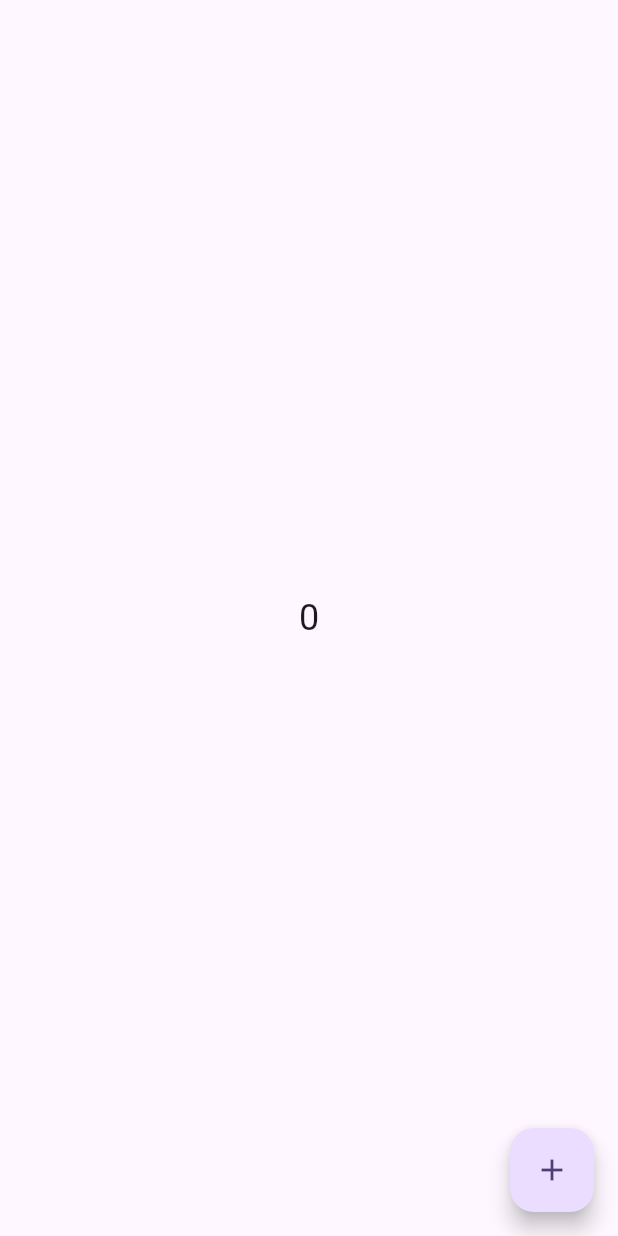
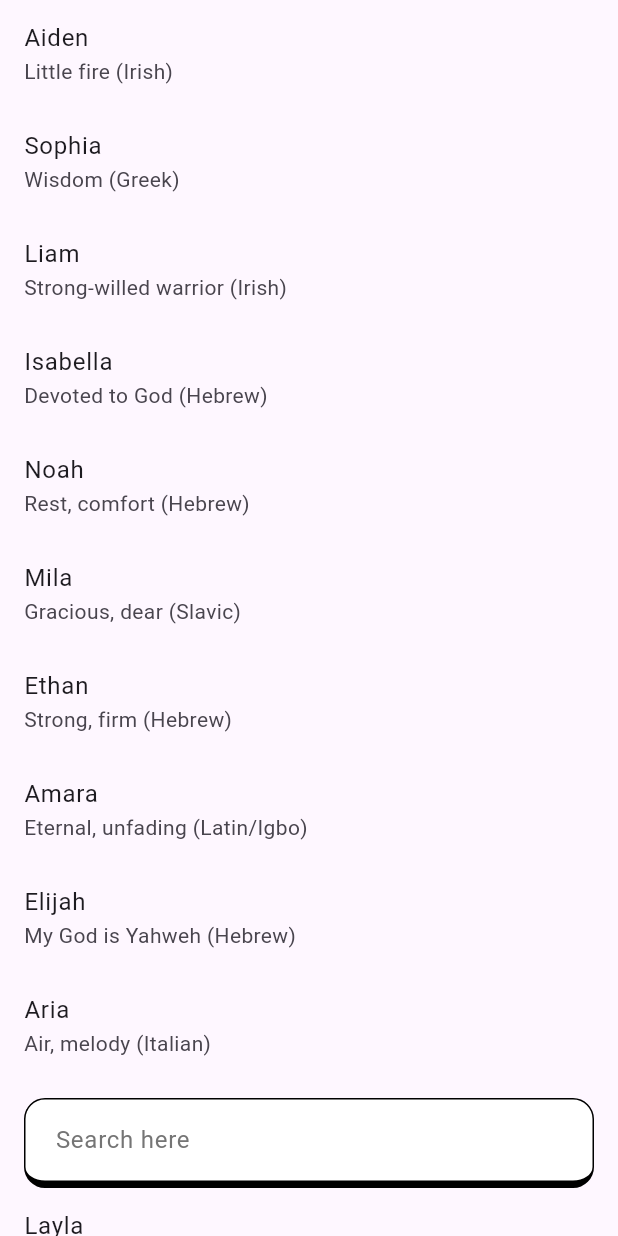
Before and after one commit to whatziya/bunch_of_tasks, a Flutter app: the screen it shows after launch, on a phone screen of 412 x 824 dp. Run offline on Flutter 3.47's test engine with Material 3 defaults, Android fonts, the phone set to English and light mode, and no system bars; our stand-ins replace equatable, flutter_bloc, rxdart.

Commit message:
Second task

```diff
--- a/lib/main.dart
+++ b/lib/main.dart
@@ -1,4 +1,5 @@
 import 'package:bunch_of_tasks/first/counter_page.dart';
+import 'package:bunch_of_tasks/second/list_page.dart';
 import 'package:flutter/material.dart';
 
 void main() {
@@ -31,7 +32,7 @@ class MyApp extends StatelessWidget {
         // tested with just a hot reload.
         colorScheme: ColorScheme.fromSeed(seedColor: Colors.deepPurple),
       ),
-      home: const CounterPage(),
+      home: const ListPage(),
     );
   }
 }
--- /dev/null
+++ b/lib/second/bloc/search_bloc.dart
@@ -0,0 +1,25 @@
+import 'package:bunch_of_tasks/second/bloc/search_event.dart';
+import 'package:bunch_of_tasks/second/bloc/search_state.dart';
+import 'package:bunch_of_tasks/second/utils/custom_data.dart';
+import 'package:flutter_bloc/flutter_bloc.dart';
+import 'package:rxdart/rxdart.dart';
+
+class SearchBloc extends Bloc<SearchEvent, SearchState> {
+  SearchBloc() : super(SearchResult(result: customNames)) {
+    on<QueryChanged>(
+      _onQueryChanged,
+      transformer: debounceTransformer(const Duration(milliseconds: 300)),
+    );
+  }
+
+  void _onQueryChanged(QueryChanged event, Emitter<SearchState> emit) {
+    final result = customNames
+        .where((element) => element.name.contains(event.query))
+        .toList();
+    emit(SearchResult(result: result));
+  }
+
+  EventTransformer<E> debounceTransformer<E>(Duration duration) {
+    return (events, mapper) => events.debounceTime(duration).flatMap(mapper);
+  }
+}
--- /dev/null
+++ b/lib/second/bloc/search_event.dart
@@ -0,0 +1,16 @@
+import 'package:equatable/equatable.dart';
+
+sealed class SearchEvent extends Equatable {
+  const SearchEvent();
+
+  @override
+  List<Object?> get props => [];
+}
+
+final class QueryChanged  extends SearchEvent {
+  final String query;
+  const QueryChanged(this.query);
+  @override
+  List<Object?> get props => [query];
+
+}
--- /dev/null
+++ b/lib/second/bloc/search_state.dart
@@ -0,0 +1,15 @@
+import 'package:equatable/equatable.dart';
+import 'package:bunch_of_tasks/second/utils/custom_data.dart';
+
+sealed class SearchState extends Equatable {
+  const SearchState({required this.result});
+
+  final List<CustomName> result;
+
+  @override
+  List<Object?> get props => [result];
+}
+
+final class SearchResult extends SearchState {
+  const SearchResult({required super.result});
+}
--- /dev/null
+++ b/lib/second/custom_edit_text.dart
@@ -0,0 +1,51 @@
+import 'package:flutter/material.dart';
+
+class CustomEditText extends StatelessWidget {
+  final TextEditingController controller;
+
+  const CustomEditText({
+    required this.controller,
+    super.key,
+  });
+
+  @override
+  Widget build(BuildContext context) {
+    return Container(
+      height: 60,
+      decoration: const BoxDecoration(
+        color: Colors.white,
+        border: Border(
+          left: BorderSide(),
+          top: BorderSide(),
+          right: BorderSide(),
+          bottom: BorderSide(width: 5),
+        ),
+        borderRadius: BorderRadius.all(Radius.circular(14)),
+      ),
+      child: Center(
+        child: TextField(
+          controller: controller,
+          style: const TextStyle(
+            fontSize: 16,
+            fontWeight: FontWeight.w400,
+            color: Colors.black,
+          ),
+          cursorColor: Colors.black,
+          cursorHeight: 18,
+          decoration: InputDecoration(
+            hintText: 'Search here',
+            hintStyle: TextStyle(
+              color: Colors.grey[600],
+              fontSize: 16,
+              fontWeight: FontWeight.w400,
+            ),
+            border: InputBorder.none,
+            contentPadding: const EdgeInsets.symmetric(
+              horizontal: 20,
+            ),
+          ),
+        ),
+      ),
+    );
+  }
+}
--- /dev/null
+++ b/lib/second/list_page.dart
@@ -0,0 +1,76 @@
+import 'package:bunch_of_tasks/second/bloc/search_bloc.dart';
+import 'package:bunch_of_tasks/second/bloc/search_event.dart';
+import 'package:bunch_of_tasks/second/bloc/search_state.dart';
+import 'package:bunch_of_tasks/second/custom_edit_text.dart';
+import 'package:flutter/material.dart';
+import 'package:flutter_bloc/flutter_bloc.dart';
+
+class ListPage extends StatelessWidget {
+  const ListPage({super.key});
+
+  @override
+  Widget build(BuildContext context) {
+    return BlocProvider(
+      create: (_) => SearchBloc(),
+      child: const NameListView(),
+    );
+  }
+}
+
+class NameListView extends StatefulWidget {
+  const NameListView({super.key});
+
+  @override
+  State<NameListView> createState() => _NameListViewState();
+}
+
+class _NameListViewState extends State<NameListView> {
+  final TextEditingController _controller = TextEditingController();
+
+  @override
+  void initState() {
+    _controller.addListener(() {
+      context.read<SearchBloc>().add(QueryChanged(_controller.text));
+      setState(() {});
+    });
+    super.initState();
+  }
+
+  @override
+  void dispose() {
+    _controller.dispose();
+    super.dispose();
+  }
+
+  @override
+  Widget build(BuildContext context) {
+    return Scaffold(
+      body: SafeArea(
+        bottom: false,
+        child: Stack(
+          children: [
+            BlocBuilder<SearchBloc, SearchState>(
+              builder: (context, state) => ListView.builder(
+                padding: const EdgeInsets.only(bottom: 100),
+                itemCount: state.result.length,
+                itemBuilder: (context, i) {
+                  return ListTile(
+                    title: Text(state.result[i].name),
+                    subtitle: Text(state.result[i].meaning),
+                  );
+                },
+              ),
+            ),
+            Align(
+              alignment: Alignment.bottomCenter,
+              child: Padding(
+                padding: const EdgeInsets.only(left: 16, right: 16, bottom: 32),
+                child: CustomEditText(controller: _controller),
+              ),
+            ),
+          ],
+        ),
+      ),
+    );
+  }
+}
--- /dev/null
+++ b/lib/second/utils/custom_data.dart
@@ -0,0 +1,113 @@
+class CustomName {
+  final String name;
+  final String meaning;
+
+  const CustomName({required this.name, required this.meaning});
+}
+
+const List<CustomName> customNames = [
+  CustomName(name: "Aiden", meaning: "Little fire (Irish)"),
+  CustomName(name: "Sophia", meaning: "Wisdom (Greek)"),
+  CustomName(name: "Liam", meaning: "Strong-willed warrior (Irish)"),
+  CustomName(name: "Isabella", meaning: "Devoted to God (Hebrew)"),
+  CustomName(name: "Noah", meaning: "Rest, comfort (Hebrew)"),
+  CustomName(name: "Mila", meaning: "Gracious, dear (Slavic)"),
+  CustomName(name: "Ethan", meaning: "Strong, firm (Hebrew)"),
+  CustomName(name: "Amara", meaning: "Eternal, unfading (Latin/Igbo)"),
+  CustomName(name: "Elijah", meaning: "My God is Yahweh (Hebrew)"),
+  CustomName(name: "Aria", meaning: "Air, melody (Italian)"),
+  CustomName(name: "Lucas", meaning: "Light, illumination (Latin)"),
+  CustomName(name: "Layla", meaning: "Night, dark beauty (Arabic)"),
+  CustomName(name: "James", meaning: "Supplanter (Hebrew)"),
+  CustomName(name: "Ava", meaning: "Bird, life (Latin)"),
+  CustomName(name: "Alexander", meaning: "Defender of men (Greek)"),
+  CustomName(name: "Zara", meaning: "Princess, flower (Arabic/Hebrew)"),
+  CustomName(name: "Benjamin", meaning: "Son of the right hand (Hebrew)"),
+  CustomName(name: "Maya", meaning: "Illusion, water (Sanskrit/Hebrew)"),
+  CustomName(name: "Daniel", meaning: "God is my judge (Hebrew)"),
+  CustomName(name: "Chloe", meaning: "Blooming, fertility (Greek)"),
+  CustomName(name: "Gabriel", meaning: "God is my strength (Hebrew)"),
+  CustomName(name: "Nova", meaning: "New, star (Latin)"),
+  CustomName(name: "Oliver", meaning: "Olive tree, peace (Latin)"),
+  CustomName(name: "Amelia", meaning: "Industrious, striving (Germanic)"),
+  CustomName(name: "William", meaning: "Resolute protector (Germanic)"),
+  CustomName(name: "Elena", meaning: "Bright, shining light (Greek)"),
+  CustomName(name: "Michael", meaning: "Who is like God? (Hebrew)"),
+  CustomName(name: "Aurora", meaning: "Dawn, new beginning (Latin)"),
+  CustomName(name: "Henry", meaning: "Ruler of the home (Germanic)"),
+  CustomName(name: "Ivy", meaning: "Faithfulness, plant symbol (English)"),
+  CustomName(name: "Samuel", meaning: "Heard by God (Hebrew)"),
+  CustomName(name: "Clara", meaning: "Bright, clear (Latin)"),
+  CustomName(name: "David", meaning: "Beloved (Hebrew)"),
+  CustomName(name: "Freya", meaning: "Noble lady, goddess of love (Norse)"),
+  CustomName(name: "Matthew", meaning: "Gift of God (Hebrew)"),
+  CustomName(name: "Esme", meaning: "Esteemed, beloved (French)"),
+  CustomName(name: "Jack", meaning: "God is gracious (Hebrew)"),
+  CustomName(name: "Nora", meaning: "Honor, light (Latin/Irish)"),
+  CustomName(name: "Joseph", meaning: "God will increase (Hebrew)"),
+  CustomName(name: "Luna", meaning: "Moon (Latin)"),
+  CustomName(name: "Andrew", meaning: "Manly, brave (Greek)"),
+  CustomName(name: "Hazel", meaning: "Hazel tree, wisdom (English)"),
+  CustomName(name: "Leo", meaning: "Lion, brave (Latin)"),
+  CustomName(name: "Stella", meaning: "Star (Latin)"),
+  CustomName(name: "Sebastian", meaning: "Venerable, revered (Greek)"),
+  CustomName(name: "Ruby", meaning: "Precious red gemstone (Latin)"),
+  CustomName(name: "Nathan", meaning: "He gave (Hebrew)"),
+  CustomName(name: "Evelyn", meaning: "Desired, wished for (English)"),
+  CustomName(name: "Caleb", meaning: "Faithful, wholehearted (Hebrew)"),
+  CustomName(name: "Iris", meaning: "Rainbow, messenger (Greek)"),
+  CustomName(name: "Isaac", meaning: "He will laugh (Hebrew)"),
+  CustomName(name: "Aurélie", meaning: "Golden, shining (Latin/French)"),
+  CustomName(name: "Owen", meaning: "Noble-born, young warrior (Welsh)"),
+  CustomName(name: "Sienna", meaning: "Reddish-brown, from Siena (Italian)"),
+  CustomName(name: "Julian", meaning: "Youthful, downy (Latin)"),
+  CustomName(name: "Dahlia", meaning: "Flower, elegance (Scandinavian)"),
+  CustomName(name: "Elias", meaning: "My God is Yahweh (Greek/Hebrew)"),
+  CustomName(name: "Lydia", meaning: "From Lydia (Greek region)"),
+  CustomName(name: "Charles", meaning: "Free man (Germanic)"),
+  CustomName(name: "Anya", meaning: "Grace, favor (Russian/Hebrew)"),
+  CustomName(name: "Thomas", meaning: "Twin (Aramaic)"),
+  CustomName(name: "Amira", meaning: "Princess, leader (Arabic/Hebrew)"),
+  CustomName(name: "Isaiah", meaning: "God is salvation (Hebrew)"),
+  CustomName(name: "Selene", meaning: "Moon goddess (Greek)"),
+  CustomName(name: "Ezekiel", meaning: "God strengthens (Hebrew)"),
+  CustomName(name: "Maeve", meaning: "She who intoxicates (Irish)"),
+  CustomName(name: "Silas", meaning: "Man of the forest (Latin)"),
+  CustomName(name: "Daphne", meaning: "Laurel tree, victory (Greek)"),
+  CustomName(name: "Miles", meaning: "Soldier, merciful (Latin)"),
+  CustomName(name: "Valentina", meaning: "Strong, healthy (Latin)"),
+  CustomName(name: "Aaron", meaning: "Exalted, strong (Hebrew)"),
+  CustomName(name: "Leila", meaning: "Night, beauty (Arabic)"),
+  CustomName(name: "Finn", meaning: "Fair, white (Irish)"),
+  CustomName(name: "Camila", meaning: "Young ceremonial attendant (Latin)"),
+  CustomName(name: "Jason", meaning: "Healer (Greek)"),
+  CustomName(name: "Elsa", meaning: "Pledged to God (Germanic)"),
+  CustomName(name: "Adam", meaning: "Man, earth (Hebrew)"),
+  CustomName(name: "Naomi", meaning: "Pleasantness, delight (Hebrew)"),
+  CustomName(name: "Patrick", meaning: "Noble, patrician (Latin)"),
+  CustomName(name: "Liora", meaning: "Light, my light (Hebrew)"),
+  CustomName(name: "Victor", meaning: "Conqueror, victor (Latin)"),
+  CustomName(name: "Serena", meaning: "Calm, serene (Latin)"),
+  CustomName(name: "Simon", meaning: "He has heard (Hebrew)"),
+  CustomName(name: "Alina", meaning: "Bright, beautiful (Slavic)"),
+  CustomName(name: "George", meaning: "Farmer, earthworker (Greek)"),
+  CustomName(name: "Mira", meaning: "Peace, wonderful (Slavic/Latin)"),
+  CustomName(name: "Peter", meaning: "Rock, stone (Greek)"),
+  CustomName(name: "Helena", meaning: "Light, torch (Greek)"),
+  CustomName(name: "Anthony", meaning: "Priceless one (Latin)"),
+  CustomName(name: "Celeste", meaning: "Heavenly, celestial (Latin)"),
+  CustomName(name: "Arthur", meaning: "Bear king, noble (Celtic)"),
+  CustomName(name: "Aisha", meaning: "Alive, prosperous (Arabic)"),
+  CustomName(name: "Marcus", meaning: "Dedicated to Mars (Latin)"),
+  CustomName(name: "Fatima", meaning: "Captivating, one who abstains (Arabic)"),
+  CustomName(name: "Philip", meaning: "Lover of horses (Greek)"),
+  CustomName(name: "Zaynab", meaning: "Fragrant flower (Arabic)"),
+  CustomName(name: "Theodore", meaning: "Gift of God (Greek)"),
+  CustomName(name: "Yara", meaning: "Small butterfly (Arabic/Brazilian)"),
+  CustomName(name: "Christopher", meaning: "Bearer of Christ (Greek)"),
+  CustomName(name: "Anastasia", meaning: "Resurrection (Greek)"),
+  CustomName(name: "Jonathan", meaning: "God has given (Hebrew)"),
+  CustomName(name: "Salma", meaning: "Peace, safety (Arabic)"),
+  CustomName(name: "Raphael", meaning: "God heals (Hebrew)"),
+  CustomName(name: "Khadija", meaning: "Premature child, first wife of Prophet Muhammad (Arabic)"),
+];
```
Also changed, not shown: 1 other file.
